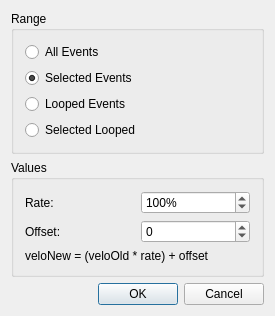
emrum/muse, file muse2/muse/widgets/function_dialogs/velocitybase.ui: the form before one commit.
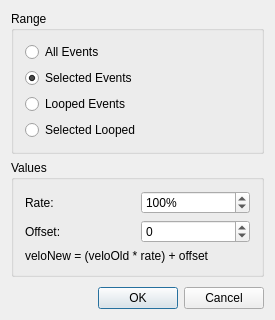
The form after the commit.

Commit message: added spacers to function dialogs

Patch:
```diff
--- a/muse2/muse/widgets/function_dialogs/velocitybase.ui
+++ b/muse2/muse/widgets/function_dialogs/velocitybase.ui
@@ -7,7 +7,7 @@
     <x>0</x>
     <y>0</y>
     <width>275</width>
-    <height>316</height>
+    <height>320</height>
    </rect>
   </property>
   <property name="windowTitle">
@@ -137,6 +137,19 @@
      </layout>
     </widget>
    </item>
+   <item>
+    <spacer name="verticalSpacer">
+     <property name="orientation">
+      <enum>Qt::Vertical</enum>
+     </property>
+     <property name="sizeHint" stdset="0">
+      <size>
+       <width>20</width>
+       <height>40</height>
+      </size>
+     </property>
+    </spacer>
+   </item>
    <item>
     <layout class="QHBoxLayout" name="horizontalLayout">
      <property name="spacing">
```
The commit also changes 10 other files.
